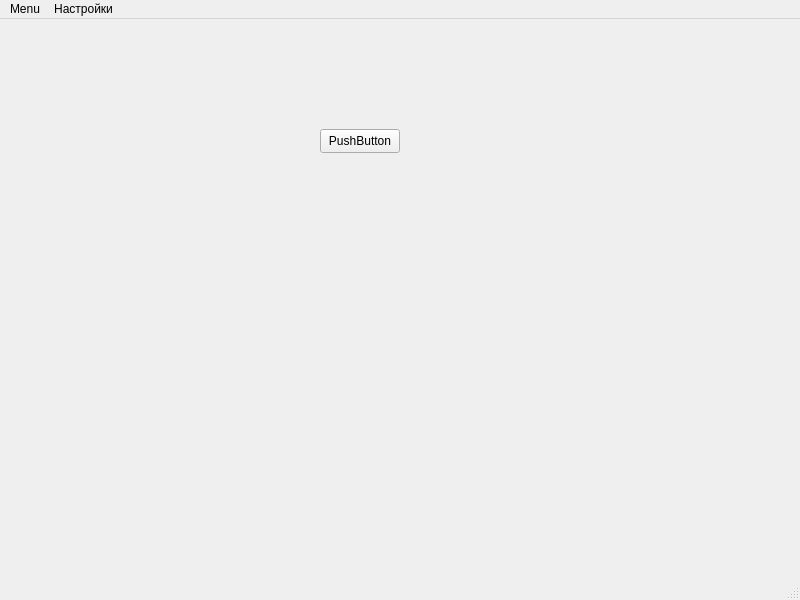
Qt form Newfolder/TestProject/myproject/mainwindowfirst.ui (azamat-happy/StyleSheetRealTimeUpdateQT) before a commit.
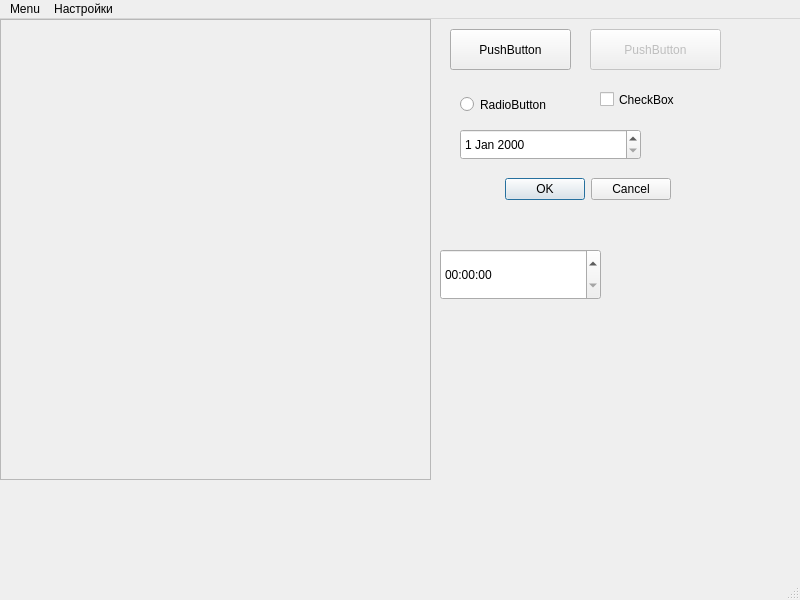
The same form after that commit.

The edit to the form file:
```diff
--- a/Newfolder/TestProject/myproject/mainwindowfirst.ui
+++ b/Newfolder/TestProject/myproject/mainwindowfirst.ui
@@ -14,18 +14,125 @@
    <string>MainWindow</string>
   </property>
   <widget class="QWidget" name="centralwidget">
+   <widget class="QWidget" name="formLayoutWidget">
+    <property name="geometry">
+     <rect>
+      <x>0</x>
+      <y>0</y>
+      <width>431</width>
+      <height>461</height>
+     </rect>
+    </property>
+    <layout class="QFormLayout" name="formLayout">
+     <property name="sizeConstraint">
+      <enum>QLayout::SetNoConstraint</enum>
+     </property>
+     <item row="0" column="0" colspan="2">
+      <widget class="QScrollArea" name="scrollArea">
+       <property name="widgetResizable">
+        <bool>true</bool>
+       </property>
+       <widget class="QWidget" name="scrollAreaWidgetContents">
+        <property name="geometry">
+         <rect>
+          <x>0</x>
+          <y>0</y>
+          <width>427</width>
+          <height>457</height>
+         </rect>
+        </property>
+       </widget>
+      </widget>
+     </item>
+    </layout>
+   </widget>
    <widget class="QPushButton" name="pushButton">
     <property name="geometry">
      <rect>
-      <x>320</x>
+      <x>450</x>
+      <y>10</y>
+      <width>121</width>
+      <height>41</height>
+     </rect>
+    </property>
+    <property name="text">
+     <string>PushButton</string>
+    </property>
+   </widget>
+   <widget class="QPushButton" name="pushButton_2">
+    <property name="enabled">
+     <bool>false</bool>
+    </property>
+    <property name="geometry">
+     <rect>
+      <x>590</x>
+      <y>10</y>
+      <width>131</width>
+      <height>41</height>
+     </rect>
+    </property>
+    <property name="text">
+     <string>PushButton</string>
+    </property>
+   </widget>
+   <widget class="QRadioButton" name="radioButton">
+    <property name="geometry">
+     <rect>
+      <x>460</x>
+      <y>70</y>
+      <width>111</width>
+      <height>31</height>
+     </rect>
+    </property>
+    <property name="text">
+     <string>RadioButton</string>
+    </property>
+   </widget>
+   <widget class="QCheckBox" name="checkBox">
+    <property name="geometry">
+     <rect>
+      <x>600</x>
+      <y>60</y>
+      <width>131</width>
+      <height>41</height>
+     </rect>
+    </property>
+    <property name="text">
+     <string>CheckBox</string>
+    </property>
+   </widget>
+   <widget class="QDialogButtonBox" name="buttonBox">
+    <property name="geometry">
+     <rect>
+      <x>450</x>
+      <y>140</y>
+      <width>221</width>
+      <height>61</height>
+     </rect>
+    </property>
+    <property name="standardButtons">
+     <set>QDialogButtonBox::Cancel|QDialogButtonBox::Ok</set>
+    </property>
+   </widget>
+   <widget class="QTimeEdit" name="timeEdit">
+    <property name="geometry">
+     <rect>
+      <x>440</x>
+      <y>230</y>
+      <width>161</width>
+      <height>51</height>
+     </rect>
+    </property>
+   </widget>
+   <widget class="QDateEdit" name="dateEdit">
+    <property name="geometry">
+     <rect>
+      <x>460</x>
       <y>110</y>
-      <width>80</width>
-      <height>24</height>
+      <width>181</width>
+      <height>31</height>
      </rect>
     </property>
-    <property name="text">
-     <string>PushButton</string>
-    </property>
    </widget>
   </widget>
   <widget class="QMenuBar" name="menubar">
```
